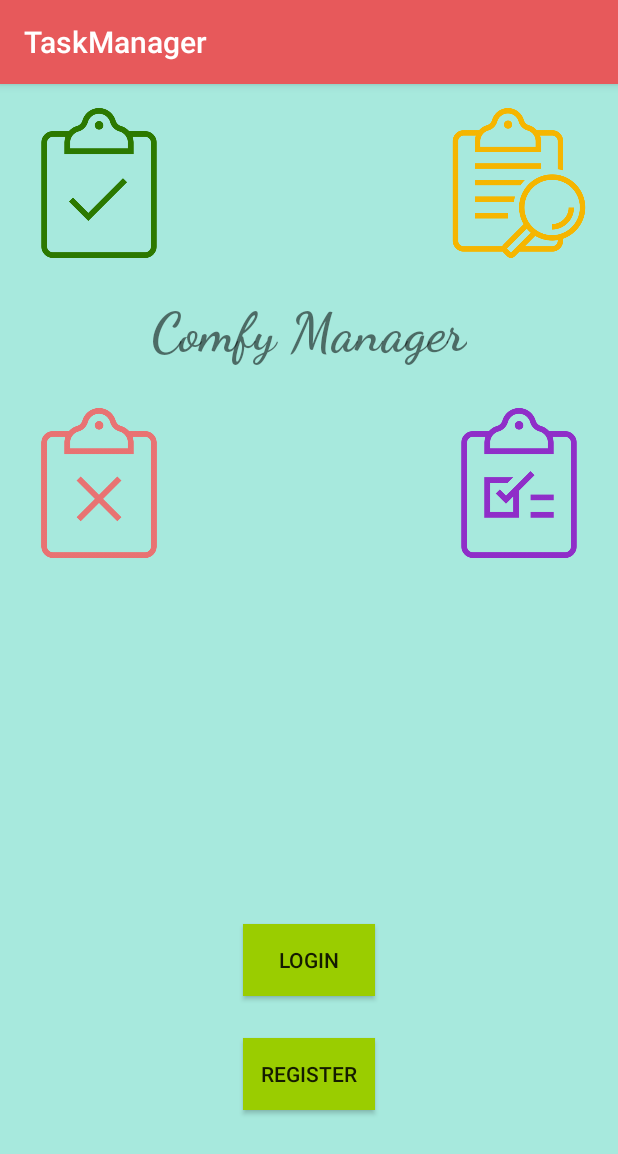
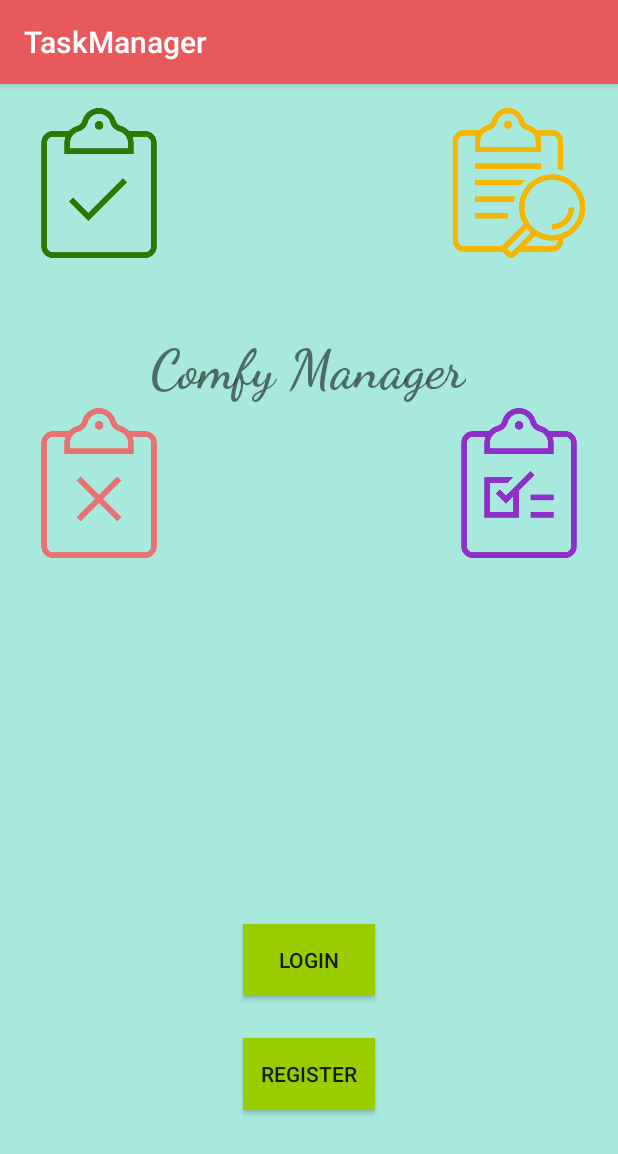
Before and after one commit to Ambrz77/comfy-manager-app, an Android app: the screen it shows after launch (MainActivity), on a phone screen of 412 x 824 dp. Shown: the top 1154 px of the screen. Run offline under Robolectric (Android 15) with nearby library versions, the light colour scheme and no system bars.

Commit message:
Some Minor bugs fixed!

```diff
--- a/app/src/main/java/com/example/alireza/taskmanager/LoginActivity.java
+++ b/app/src/main/java/com/example/alireza/taskmanager/LoginActivity.java
@@ -17,6 +17,6 @@ public class LoginActivity extends AppCompatActivity {
         //if (Correct data)
         //LoginError.setText(""); ==> No need!
         //else
-        LoginError.setText("Wrong data, Please try again!");
+        //LoginError.setText("Wrong data, Please try again!");
     }
 }
--- a/app/src/main/res/layout/activity_main.xml
+++ b/app/src/main/res/layout/activity_main.xml
@@ -19,9 +19,10 @@
         android:textStyle="bold"
         app:layout_constraintBottom_toBottomOf="parent"
         app:layout_constraintEnd_toEndOf="parent"
+        app:layout_constraintHorizontal_bias="0.481"
         app:layout_constraintStart_toStartOf="parent"
         app:layout_constraintTop_toTopOf="parent"
-        app:layout_constraintVertical_bias="0.197" />
+        app:layout_constraintVertical_bias="0.232" />
 
     <Button
         android:id="@+id/LoginButton"
```
